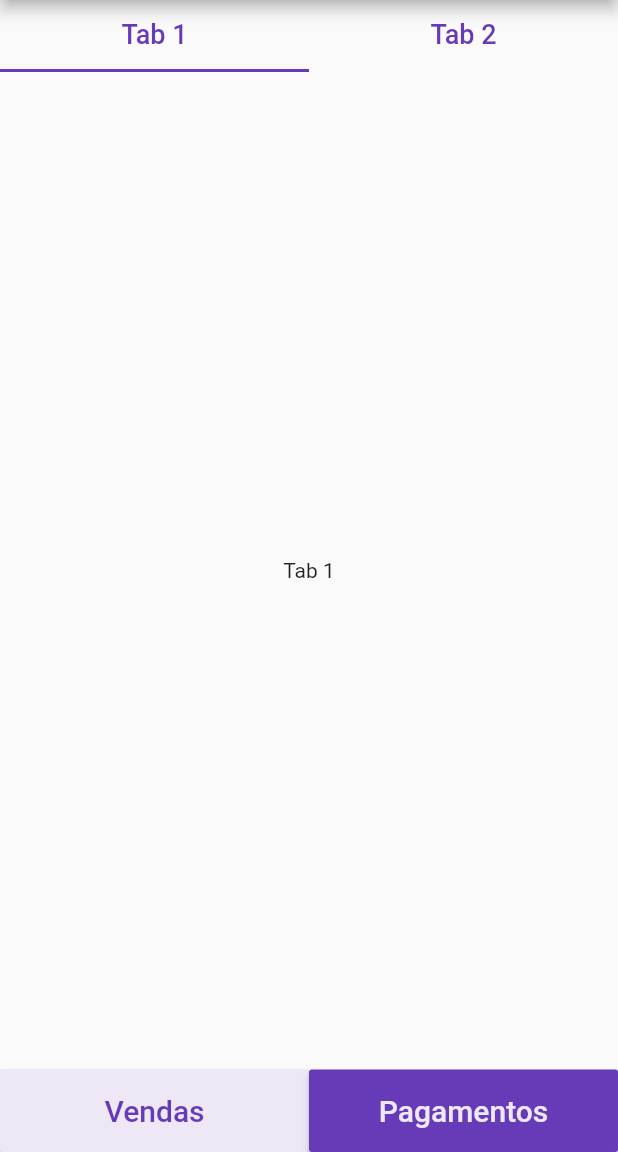
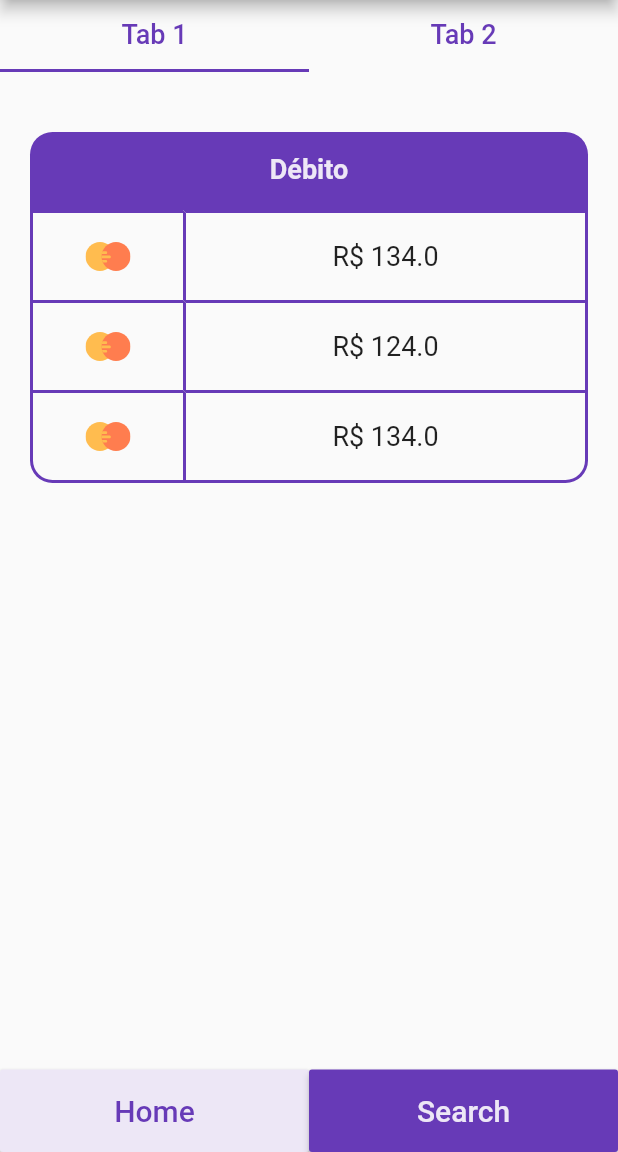
Before and after one commit to AlissonBreno/flutter_studies, a Flutter app: the screen it shows after launch, on a phone screen of 412 x 824 dp, the part 84-1236 px from its top. Run offline on Flutter 3.47's test engine with Material 2 defaults, Android fonts, the phone set to English and light mode, and no system bars; our stand-ins replace flutter_svg.

Commit message:
Building a dynamic table

```diff
--- a/bottom_appbar/lib/home_page.dart
+++ b/bottom_appbar/lib/home_page.dart
@@ -1,3 +1,5 @@
+import 'package:bottom_appbar/tabs/homePageTabs/tab1.dart';
+import 'package:bottom_appbar/tabs/homePageTabs/tab2.dart';
 import 'package:flutter/material.dart';
 
 class HomePage extends StatefulWidget {
@@ -55,8 +57,8 @@ class _HomePageState extends State<HomePage>
       body: TabBarView(
         controller: _tabController,
         children: <Widget>[
-          Center(child: Text('Tab 1')),
-          Center(child: Text('Tab 2')),
+          Tab1(),
+          Tab2(),
         ],
       ),
     );
--- a/bottom_appbar/lib/menu_page.dart
+++ b/bottom_appbar/lib/menu_page.dart
@@ -28,14 +28,13 @@ class _MenuBottomBarState extends State<MenuBottomBar> {
       body: tabs[_currentIndex],
       bottomNavigationBar: Container(
         child: Row(
-          // mainAxisAlignment: MainAxisAlignment.spaceAround,
           children: <Widget>[
             MaterialButton(
               height: MediaQuery.of(context).size.height / 15,
               minWidth: MediaQuery.of(context).size.width / 2,
               color: !_isActive ? Colors.deepPurple[50] : Colors.deepPurple,
               child: Text(
-                'Vendas',
+                'Home',
                 style: TextStyle(
                   fontSize: 20.0,
                   color: !_isActive ? Colors.deepPurple : Colors.deepPurple[50],
@@ -53,7 +52,7 @@ class _MenuBottomBarState extends State<MenuBottomBar> {
               minWidth: MediaQuery.of(context).size.width / 2,
               color: _isActive ? Colors.deepPurple[50] : Colors.deepPurple,
               child: Text(
-                'Pagamentos',
+                'Search',
                 style: TextStyle(
                   fontSize: 20.0,
                   color: _isActive ? Colors.deepPurple : Colors.deepPurple[50],
@@ -70,29 +69,6 @@ class _MenuBottomBarState extends State<MenuBottomBar> {
         ),
 
       ),
-      // bottomNavigationBar: BottomNavigationBar(
-      //   type: BottomNavigationBarType.shifting,
-      //   fixedColor: Colors.green,
-      //   currentIndex: _currentIndex,
-      //   items: [
-      //     BottomNavigationBarItem(
-      //       backgroundColor: Colors.deepPurple,
-      //       icon: Icon(Icons.home),
-      //       title: Text('Home'),
-      //     ),
-      //     BottomNavigationBarItem(
-      //       backgroundColor: Colors.greenAccent,
-      //       icon: Icon(Icons.search),
-      //       title: Text('Search'),
-      //     ),
-
-      //   ],
-      //   onTap: (index) {
-      //     setState(() {
-      //       _currentIndex = index;
-      //     });
-      //   },
-      // ),
     );
   }
 }
--- a/bottom_appbar/lib/search_page.dart
+++ b/bottom_appbar/lib/search_page.dart
@@ -1,3 +1,5 @@
+import 'package:bottom_appbar/tabs/searchPageTabs/tab3.dart';
+import 'package:bottom_appbar/tabs/searchPageTabs/tab4.dart';
 import 'package:flutter/material.dart';
 
 class SearchPage extends StatefulWidget {
@@ -55,8 +57,8 @@ class _SearchPageState extends State<SearchPage>
       body: TabBarView(
         controller: _tabController,
         children: <Widget>[
-          Center(child: Text('Tab 3')),
-          Center(child: Text('Tab 4')),
+          Tab3(),
+          Tab4(),
         ],
       ),
     );
--- /dev/null
+++ b/bottom_appbar/lib/tabs/homePageTabs/tab1.dart
@@ -0,0 +1,40 @@
+import 'package:bottom_appbar/tabs/homePageTabs/tab1Widgets/table.dart';
+import 'package:bottom_appbar/tabs/homePageTabs/tab1Widgets/table_row.dart';
+import 'package:flutter/material.dart';
+
+class Tab1 extends StatelessWidget {
+  @override
+  Widget build(BuildContext context) {
+    return Container(
+      padding: EdgeInsets.only(
+        top: 30.0,
+        bottom: 10.0,
+        left: 20.0,
+        right: 20.0,
+      ),
+      child: Column(
+        crossAxisAlignment: CrossAxisAlignment.stretch,
+        mainAxisAlignment: MainAxisAlignment.start,
+        children: <Widget>[
+
+          Padding(
+            padding: const EdgeInsets.only(
+              top: 10.0,
+              bottom: 15.0,
+            ),
+            child: ReportTable(
+              title: 'Débito',
+              rowList: fakeList,
+            ),
+          ),
+        ],
+      ),
+    );
+  }
+}
+
+List <Map<String, dynamic>> fakeList = [
+  {'avatar': 'assets/icons/mastercard.svg', 'valor': 134.00},
+  {'avatar': 'assets/icons/mastercard.svg', 'valor': 124.00},
+  {'avatar': 'assets/icons/mastercard.svg', 'valor': 134.00}
+];
--- /dev/null
+++ b/bottom_appbar/lib/tabs/homePageTabs/tab1Widgets/table.dart
@@ -0,0 +1,65 @@
+import 'package:bottom_appbar/tabs/homePageTabs/tab1Widgets/table_row.dart';
+import 'package:flutter/material.dart';
+
+class ReportTable extends StatelessWidget {
+
+  final title;
+  final rowList;
+
+  const ReportTable({
+    Key key,
+    @required this.title,
+    @required this.rowList,
+  }) : super(key: key);
+
+  @override
+  Widget build(BuildContext context) {
+    return Container(
+      child: Column(children: <Widget>[
+
+        //Table Header
+        Container(
+          decoration: BoxDecoration(
+            borderRadius: BorderRadius.vertical(
+              top: Radius.circular(15.0),
+            ),
+            color: Colors.deepPurple,
+          ),
+          height: 50.0,
+          child: Center(
+            child: Text(
+              title,
+              style: TextStyle(
+                fontSize: 18.0,
+                fontWeight: FontWeight.bold,
+                color: Colors.deepPurple[50],
+              ),
+            ),
+          ),
+        ),
+
+        //Table Body
+        Container(
+          decoration: BoxDecoration(
+            border: Border.all(color: Colors.deepPurple, width: 2.0,),
+            borderRadius: BorderRadius.only(
+              bottomLeft: Radius.circular(15.0),
+              bottomRight: Radius.circular(15.0),
+            )
+          ),
+          child: ListView.builder(
+            shrinkWrap: true,
+            itemCount: rowList.length,
+            itemBuilder: (context, index) {
+              return TableRowReport(
+                tableSize: rowList.length,
+                iconCell: rowList[index]['avatar'],
+                priceValue: rowList[index]['valor'],
+              );
+            },
+          ),
+          ),
+      ]),
+    );
+  }
+}
--- /dev/null
+++ b/bottom_appbar/lib/tabs/homePageTabs/tab1Widgets/table_row.dart
@@ -0,0 +1,59 @@
+import 'package:flutter/material.dart';
+
+import 'package:flutter_svg/svg.dart';
+
+class TableRowReport extends StatelessWidget {
+  final String iconCell;
+  final num priceValue;
+  final num tableSize;
+
+  const TableRowReport({
+    Key key,
+    @required this.iconCell,
+    @required this.priceValue,
+    @required this.tableSize
+  }) : super(key: key);
+
+  @override
+  Widget build(BuildContext context) {
+    return Row(
+      mainAxisAlignment: MainAxisAlignment.spaceAround,
+      children: <Widget>[
+        Container(
+          decoration: BoxDecoration(
+            border: Border(
+              top: BorderSide(color: Theme.of(context).primaryColor, width: 2.0,),
+            ),
+          ),
+          height: 60.0,
+          width: 100.0,
+          child: Center(
+            child: SvgPicture.asset(
+              iconCell,
+              height: 30.0,
+            ),
+          ),
+        ),
+        Expanded(
+          child: Container(
+            decoration: BoxDecoration(
+              border: Border(
+                top: BorderSide(color: Theme.of(context).primaryColor, width: 2.0,),
+                left: BorderSide(color: Theme.of(context).primaryColor, width: 2.0,),
+              ),
+            ),
+            height: 60.0,
+            child: Center(
+              child: Text(
+                'R\$ $priceValue',
+                style: TextStyle(
+                  fontSize: 18.0,
+                ),
+              ),
+            ),
+          ),
+        ),
+      ],
+    );
+  }
+}
--- /dev/null
+++ b/bottom_appbar/lib/tabs/homePageTabs/tab2.dart
@@ -0,0 +1,8 @@
+import 'package:flutter/material.dart';
+
+class Tab2 extends StatelessWidget {
+  @override
+  Widget build(BuildContext context) {
+    return Center(child: Text('Tab 2'));
+  }
+}
--- /dev/null
+++ b/bottom_appbar/lib/tabs/searchPageTabs/tab3.dart
@@ -0,0 +1,8 @@
+import 'package:flutter/material.dart';
+
+class Tab3 extends StatelessWidget {
+  @override
+  Widget build(BuildContext context) {
+    return Center(child: Text('Tab 3'));
+  }
+}
--- /dev/null
+++ b/bottom_appbar/lib/tabs/searchPageTabs/tab4.dart
@@ -0,0 +1,8 @@
+import 'package:flutter/material.dart';
+
+class Tab4 extends StatelessWidget {
+  @override
+  Widget build(BuildContext context) {
+    return Center(child: Text('Tab 4'));
+  }
+}
--- a/bottom_appbar/pubspec.yaml
+++ b/bottom_appbar/pubspec.yaml
@@ -28,6 +28,7 @@ dependencies:
   # The following adds the Cupertino Icons font to your application.
   # Use with the CupertinoIcons class for iOS style icons.
   cupertino_icons: ^0.1.3
+  flutter_svg: ^0.18.0
 
 dev_dependencies:
   flutter_test:
@@ -45,9 +46,8 @@ flutter:
   uses-material-design: true
 
   # To add assets to your application, add an assets section, like this:
-  # assets:
-  #   - images/a_dot_burr.jpeg
-  #   - images/a_dot_ham.jpeg
+  assets:
+    - assets/icons/mastercard.svg
 
   # An image asset can refer to one or more resolution-specific "variants", see
   # https://flutter.dev/assets-and-images/#resolution-aware.
```
Also changed, not shown: bottom_appbar/assets/icons/mastercard.svg (added), bottom_appbar/pubspec.lock (added).
